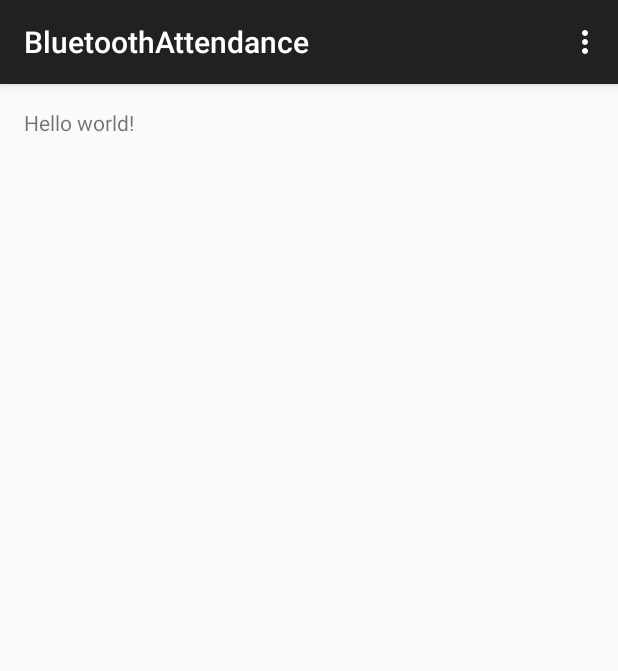
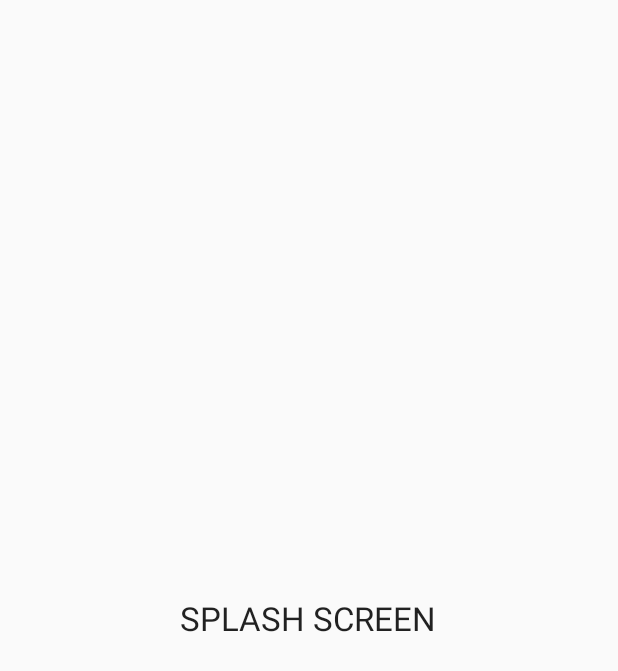
Before and after one commit to stevenhua/ucla-csm117-attendance-tracker, an Android app: the first screen one second after launch (MainActivity before the commit, SplashScreen after it), on a phone screen of 412 x 824 dp. Shown: the top 671 px of the screen. Run offline under Robolectric (Android 15) with nearby library versions, the phone set to English and light mode, and no system bars.

Commit message:
Added basic Splash Screen/Main UI

```diff
--- a/app/build.gradle
+++ b/app/build.gradle
@@ -3,11 +3,10 @@ apply plugin: 'com.android.application'
 android {
     compileSdkVersion 22
     buildToolsVersion "22.0.1"
-
     defaultConfig {
         applicationId "edu.ucla.csm117.bluetoothattendance"
         minSdkVersion 15
-        targetSdkVersion 22
+        targetSdkVersion 21
         versionCode 1
         versionName "1.0"
     }
@@ -17,6 +16,8 @@ android {
             proguardFiles getDefaultProguardFile('proguard-android.txt'), 'proguard-rules.pro'
         }
     }
+    productFlavors {
+    }
 }
 
 dependencies {
--- /dev/null
+++ b/app/src/main/java/edu/ucla/csm117/bluetoothattendance/SplashScreen.java
@@ -0,0 +1,41 @@
+package edu.ucla.csm117.bluetoothattendance;
+import android.app.Activity;
+import android.content.Intent;
+import android.os.Bundle;
+import android.os.Handler;
+
+/**
+ * Created by kenny on 5/2/15.
+ */
+
+public class SplashScreen extends Activity {
+
+    // Splash screen timer
+    private static int SPLASH_TIME_OUT = 3000;
+
+    @Override
+    protected void onCreate(Bundle savedInstanceState) {
+        super.onCreate(savedInstanceState);
+        setContentView(R.layout.splash_screen);
+
+        new Handler().postDelayed(new Runnable() {
+
+            /*
+             * Showing splash screen with a timer. This will be useful when you
+             * want to show case your app logo / company
+             */
+
+            @Override
+            public void run() {
+                // This method will be executed once the timer is over
+                // Start your app main activity
+                Intent i = new Intent(SplashScreen.this, MainActivity.class);
+                startActivity(i);
+
+                // close this activity
+                finish();
+            }
+        }, SPLASH_TIME_OUT);
+    }
+
+}
--- /dev/null
+++ b/app/src/main/res/layout/splash_screen.xml
@@ -0,0 +1,13 @@
+<?xml version="1.0" encoding="utf-8"?>
+<RelativeLayout xmlns:android="http://schemas.android.com/apk/res/android"
+    android:layout_width="match_parent" android:layout_height="match_parent">
+
+    <TextView
+        android:layout_width="wrap_content"
+        android:layout_height="wrap_content"
+        android:textAppearance="?android:attr/textAppearanceLarge"
+        android:text="SPLASH SCREEN"
+        android:id="@+id/textView2"
+        android:layout_centerVertical="true"
+        android:layout_centerHorizontal="true" />
+</RelativeLayout>
```
Also changed, not shown: app/src/main/AndroidManifest.xml (+12 -2 lines), app/src/main/res/layout/activity_main.xml (+34 -2 lines), 1 other file.
